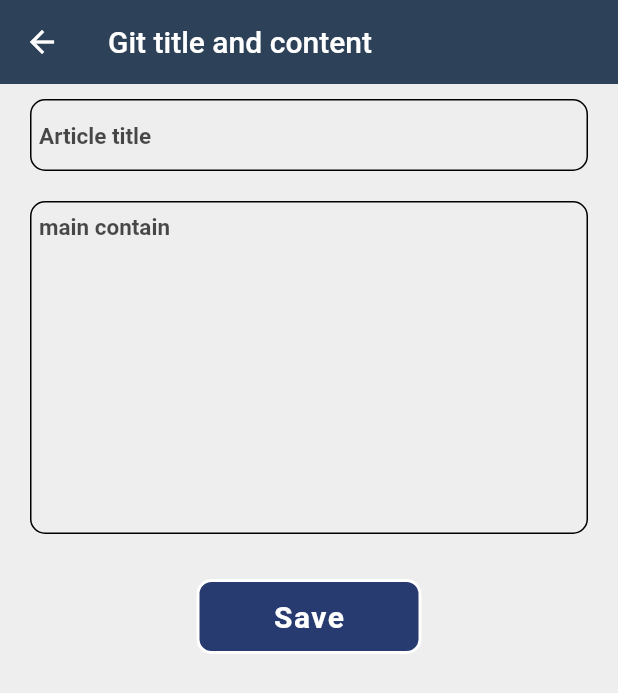
After one commit to DevEngineers/Learn-Git-Admin, a Flutter app: the ProductAddEdit screen opened by its route, on a phone screen of 412 x 824 dp. The commit adds this screen. Shown: the top 693 px of the screen. Run offline on Flutter 3.47's test engine with Material 2 defaults, Android fonts, the phone set to English and light mode, and no system bars; drawn by our look-alikes of snippet_coder_utils; our stand-ins replace flutter_dotenv; network calls fail.

Commit message:
added content admin

```diff
--- /dev/null
+++ b/lib/config.dart
@@ -0,0 +1,5 @@
+class Config {
+  static const String appName = "Git Learn";
+  static const String apiURL = '192.168.8.102:5000'; //PROD_URL
+  static const productsAPI = "content";
+}
--- a/lib/main.dart
+++ b/lib/main.dart
@@ -1,8 +1,12 @@
 import 'package:flutter/material.dart';
 import 'package:flutter_dotenv/flutter_dotenv.dart';
 import 'package:learn_git_admin/providers/content_provider.dart';
+import 'package:learn_git_admin/screens/learngit/back_end_content.dart';
+import 'package:learn_git_admin/screens/learngit/content.dart';
+import 'package:learn_git_admin/screens/learngit/content_add_edit.dart';
 import 'package:learn_git_admin/screens/splash_screen.dart';
 import 'package:provider/provider.dart';
+
 import 'screens/home.dart';
 
 void main() async {
@@ -32,6 +36,10 @@ class MyApp extends StatelessWidget {
           routes: {
             SplashScreen.routeName: ((context) => const SplashScreen()),
             Home.routeName: ((context) => const Home()),
+            '/learn-git': (context) => const BackEndContent(),
+            '/add-product': (context) => const ProductAddEdit(),
+            '/edit-product': (context) => const ProductAddEdit(),
+            '/content': (context) => const Content(),
           },
         ));
   }
--- /dev/null
+++ b/lib/model/content_model.dart
@@ -0,0 +1,29 @@
+List<ContentModel> productsFromJson(dynamic str) =>
+    List<ContentModel>.from((str).map((x) => ContentModel.fromJson(x)));
+
+class ContentModel {
+  late String? id;
+  late String? title;
+  late String? content;
+
+  ContentModel({
+    this.id,
+    this.title,
+    this.content,
+  });
+
+  ContentModel.fromJson(Map<String, dynamic> json) {
+    id = json['_id'];
+    title = json['title'];
+    content = json['content'];
+  }
+
+  Map<String, dynamic> toJson() {
+    final _data = <String, dynamic>{};
+    _data['_id'] = id;
+    _data['title'] = title;
+    _data['content'] = content;
+
+    return _data;
+  }
+}
--- /dev/null
+++ b/lib/screens/learngit/content.dart
@@ -0,0 +1,25 @@
+import 'package:flutter/material.dart';
+
+import '../../model/content_model.dart';
+
+class Content extends StatelessWidget {
+  const Content({Key? key}) : super(key: key);
+
+  @override
+  Widget build(BuildContext context) {
+    final args = ModalRoute.of(context)!.settings.arguments as ContentModel;
+    return Scaffold(
+        appBar: AppBar(
+          title: const Text("contain page"),
+        ),
+        body: Padding(
+            padding: EdgeInsets.all(10.0),
+            child: Column(
+              children: <Widget>[
+                Text(args.title!),
+                Text(args.content!, textAlign: TextAlign.justify),
+                const Divider(height: 20.0)
+              ],
+            )));
+  }
+}
--- /dev/null
+++ b/lib/screens/learngit/content_add_edit.dart
@@ -0,0 +1,198 @@
+import 'package:flutter/material.dart';
+import 'package:snippet_coder_utils/FormHelper.dart';
+import 'package:snippet_coder_utils/ProgressHUD.dart';
+import 'package:snippet_coder_utils/hex_color.dart';
+
+import '../../model/content_model.dart';
+import '../../services/content_api_service.dart';
+
+class ProductAddEdit extends StatefulWidget {
+  const ProductAddEdit({Key? key}) : super(key: key);
+
+  @override
+  _ProductAddEditState createState() => _ProductAddEditState();
+}
+
+class _ProductAddEditState extends State<ProductAddEdit> {
+  ContentModel? productModel;
+  static final GlobalKey<FormState> globalFormKey = GlobalKey<FormState>();
+  bool isApiCallProcess = false;
+  List<Object> images = [];
+  bool isEditMode = false;
+  bool isImageSelected = false;
+
+  @override
+  Widget build(BuildContext context) {
+    return SafeArea(
+      child: Scaffold(
+        appBar: AppBar(
+          title: const Text('Git title and content'),
+          elevation: 0,
+        ),
+        backgroundColor: Colors.grey[200],
+        body: ProgressHUD(
+          child: Form(
+            key: globalFormKey,
+            child: productForm(),
+          ),
+          inAsyncCall: isApiCallProcess,
+          opacity: 0.3,
+          key: UniqueKey(),
+        ),
+      ),
+    );
+  }
+
+  @override
+  void initState() {
+    super.initState();
+    productModel = ContentModel();
+
+    Future.delayed(Duration.zero, () {
+      if (ModalRoute.of(context)?.settings.arguments != null) {
+        final Map arguments = ModalRoute.of(context)?.settings.arguments as Map;
+        productModel = arguments['model'];
+        isEditMode = true;
+        setState(() {});
+      }
+    });
+  }
+
+  Widget productForm() {
+    return SingleChildScrollView(
+      child: Column(
+        mainAxisAlignment: MainAxisAlignment.start,
+        crossAxisAlignment: CrossAxisAlignment.start,
+        children: <Widget>[
+          Padding(
+            padding: const EdgeInsets.only(
+              bottom: 10,
+              top: 10,
+            ),
+            child: FormHelper.inputFieldWidget(
+              context,
+              "title",
+              "Article title",
+              (onValidateVal) {
+                if (onValidateVal.isEmpty) {
+                  return 'ProductName can\'t be empty.';
+                }
+
+                return null;
+              },
+              (onSavedVal) => {
+                productModel!.title = onSavedVal,
+              },
+              initialValue: productModel!.title ?? "",
+              obscureText: false,
+              borderFocusColor: Colors.black,
+              borderColor: Colors.black,
+              textColor: Colors.black,
+              hintColor: Colors.black.withOpacity(0.7),
+              borderRadius: 10,
+              showPrefixIcon: false,
+            ),
+          ),
+          Padding(
+            padding: const EdgeInsets.only(
+              bottom: 10,
+              top: 10,
+            ),
+            child: FormHelper.inputFieldWidget(
+              context,
+              "productDescription",
+              "main contain",
+              (onValidateVal) {
+                if (onValidateVal.isEmpty) {
+                  return 'contain can\'t be empty.';
+                }
+
+                return null;
+              },
+              (onSavedVal) => {
+                productModel!.content = onSavedVal,
+              },
+              initialValue: productModel!.content ?? "",
+              isMultiline: true,
+              multilineRows: 10,
+              obscureText: false,
+              borderFocusColor: Colors.black,
+              borderColor: Colors.black,
+              textColor: Colors.black,
+              hintColor: Colors.black.withOpacity(0.7),
+              borderRadius: 10,
+              showPrefixIcon: false,
+            ),
+          ),
+          const SizedBox(
+            height: 20,
+          ),
+          Center(
+            child: FormHelper.submitButton(
+              "Save",
+              () {
+                if (validateAndSave()) {
+                  // print(productModel!.toJson());
+
+                  setState(() {
+                    isApiCallProcess = true;
+                  });
+
+                  APIService.saveContent(
+                    productModel!,
+                    isEditMode,
+                    isImageSelected,
+                  ).then(
+                    (response) {
+                      setState(() {
+                        isApiCallProcess = false;
+                      });
+
+                      if (response) {
+                        Navigator.pushNamedAndRemoveUntil(
+                          context,
+                          '/',
+                          (route) => false,
+                        );
+                      } else {
+                        FormHelper.showSimpleAlertDialog(
+                          context,
+                          'Git App',
+                          "Error occur",
+                          "OK",
+                          () {
+                            Navigator.of(context).pop();
+                          },
+                        );
+                      }
+                    },
+                  );
+                }
+              },
+              btnColor: HexColor("283B71"),
+              borderColor: Colors.white,
+              txtColor: Colors.white,
+              borderRadius: 10,
+            ),
+          ),
+          const SizedBox(
+            height: 20,
+          ),
+        ],
+      ),
+    );
+  }
+
+  bool validateAndSave() {
+    final form = globalFormKey.currentState;
+    if (form!.validate()) {
+      form.save();
+      return true;
+    }
+    return false;
+  }
+
+  isValidURL(url) {
+    return Uri.tryParse(url)?.hasAbsolutePath ?? false;
+  }
+}
--- a/pubspec.yaml
+++ b/pubspec.yaml
@@ -37,6 +37,7 @@ dependencies:
   http: ^0.13.4
   flutter_dotenv: ^5.0.2
   provider: ^6.0.2
+  snippet_coder_utils: ^1.0.9
 
 dev_dependencies:
   flutter_test:
```
Also changed, not shown: lib/screens/home.dart (+9 -1 lines), lib/screens/learngit/back_end_content.dart (added, +114 -0 lines), lib/screens/learngit/backendHome.dart (added, +24 -0 lines), lib/screens/learngit/content_item_backend.dart (added, +103 -0 lines), lib/services/content_api_service.dart (added, +86 -0 lines), pubspec.lock.
